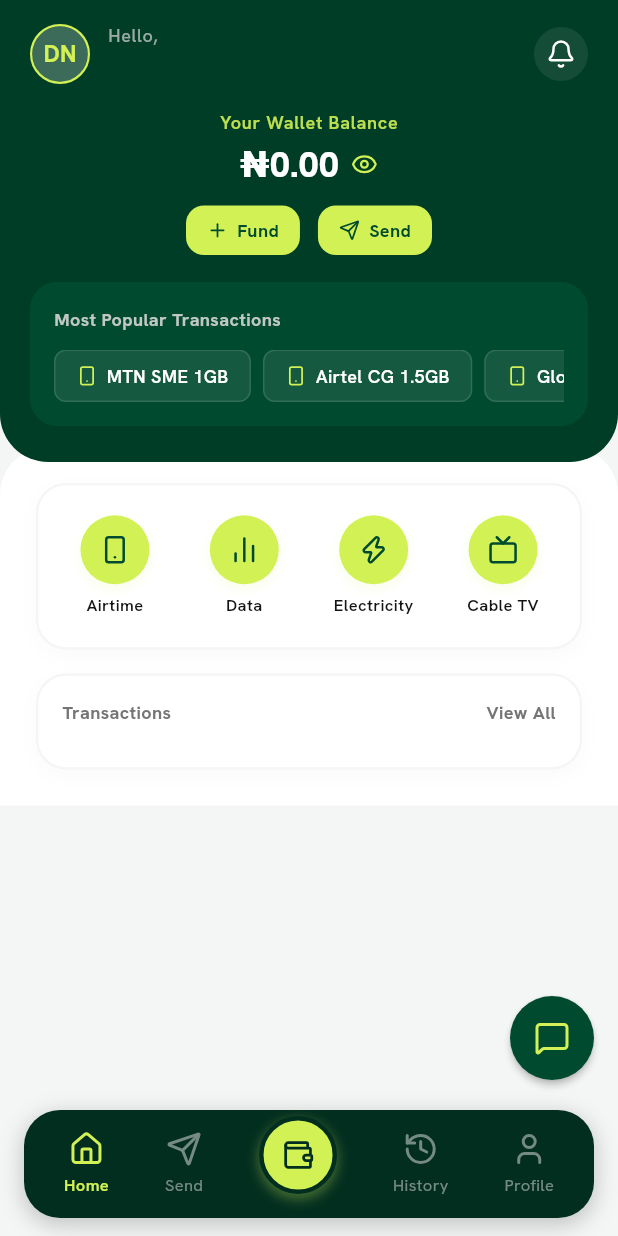
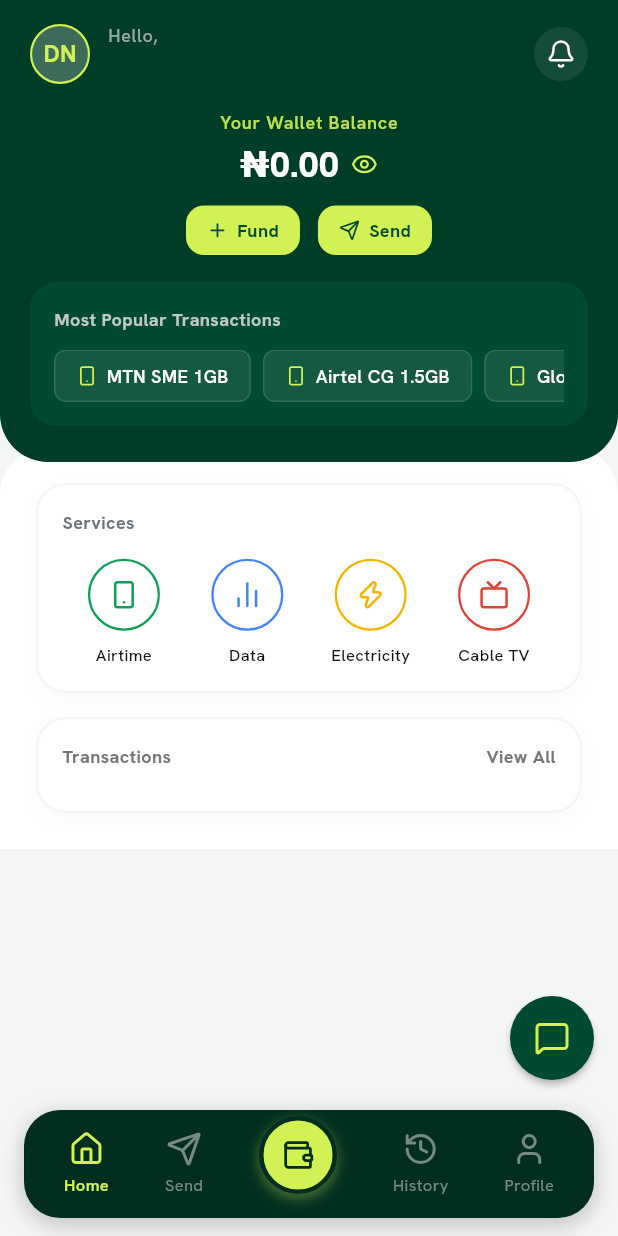
Before and after one commit to odufu/paylens, a Flutter app: the screen it shows once a user with an empty profile is signed in, on a phone screen of 412 x 824 dp. Run offline on Flutter 3.47's test engine with Material 3 defaults, Android fonts, the phone set to English and light mode, and no system bars; our stand-ins replace get_it, google_fonts, google_sign_in, image_picker, lucide_icons_flutter, shared_preferences and 1 more; accounts and stored records are empty; network calls fail.

Commit message:
redesign the services card

```diff
--- a/lib/features/dashboard/presentation/pages/dashboard_screen.dart
+++ b/lib/features/dashboard/presentation/pages/dashboard_screen.dart
@@ -358,12 +358,19 @@ class DashboardScreen extends StatelessWidget {
                               ),
                             ],
                           ),
-                          padding: const EdgeInsets.symmetric(
-                            vertical: 20,
-                            horizontal: 8,
-                          ),
+                          padding: const EdgeInsets.all(16),
                           child: Column(
+                            crossAxisAlignment: CrossAxisAlignment.start,
                             children: [
+                              const Text(
+                                'Services',
+                                style: TextStyle(
+                                  fontSize: 12,
+                                  fontWeight: FontWeight.bold,
+                                  color: AppColors.textGrey,
+                                ),
+                              ),
+                              const SizedBox(height: 16),
                               Row(
                                 mainAxisAlignment: MainAxisAlignment.spaceAround,
                                 children: [
@@ -371,7 +378,7 @@ class DashboardScreen extends StatelessWidget {
                                     context,
                                     icon: LucideIcons.smartphone,
                                     label: 'Airtime',
-                                    color: Colors.green.shade400,
+                                    color: const Color(0xFF0F9D58),
                                     onTap: () => Navigator.of(context).push(
                                       MaterialPageRoute(
                                         builder: (_) =>
@@ -383,7 +390,7 @@ class DashboardScreen extends StatelessWidget {
                                     context,
                                     icon: LucideIcons.barChart2,
                                     label: 'Data',
-                                    color: Colors.red.shade400,
+                                    color: const Color(0xFF4285F4),
                                     onTap: () => Navigator.of(context).push(
                                       MaterialPageRoute(
                                         builder: (_) =>
@@ -395,7 +402,7 @@ class DashboardScreen extends StatelessWidget {
                                     context,
                                     icon: LucideIcons.zap,
                                     label: 'Electricity',
-                                    color: Colors.blue.shade400,
+                                    color: const Color(0xFFF4B400),
                                     onTap: () => Navigator.of(context).push(
                                       MaterialPageRoute(
                                         builder: (_) => const ElectricityScreen(),
@@ -406,7 +413,7 @@ class DashboardScreen extends StatelessWidget {
                                     context,
                                     icon: LucideIcons.tv,
                                     label: 'Cable TV',
-                                    color: Colors.orange.shade400,
+                                    color: const Color(0xFFDB4437),
                                     onTap: () => Navigator.of(context).push(
                                       MaterialPageRoute(
                                         builder: (_) => const CableTvScreen(),
@@ -598,37 +605,40 @@ class DashboardScreen extends StatelessWidget {
     return GestureDetector(
       onTap: onTap,
       child: SizedBox(
-        width: 68,
+        width: 72,
         child: Column(
           mainAxisSize: MainAxisSize.min,
           children: [
             Container(
-              width: 46,
-              height: 46,
+              width: 48,
+              height: 48,
               decoration: BoxDecoration(
                 shape: BoxShape.circle,
-                color: AppColors.accentLime,
-                boxShadow: [
-                  BoxShadow(
-                    color: AppColors.accentLime.withOpacity(0.15),
-                    blurRadius: 6,
-                    offset: const Offset(0, 3),
-                  ),
-                ],
+                color: Colors.transparent,
+                border: Border.all(
+                  color: color,
+                  width: 1.5,
+                ),
               ),
-              child: Icon(icon, color: AppColors.primaryForest, size: 20),
+              child: Center(
+                child: Icon(
+                  icon,
+                  color: color,
+                  size: 20,
+                ),
+              ),
             ),
-            const SizedBox(height: 6),
+            const SizedBox(height: 8),
             Text(
               label,
               textAlign: TextAlign.center,
-              maxLines: 2,
+              maxLines: 1,
               overflow: TextOverflow.ellipsis,
               style: TextStyle(
                 color: Theme.of(context).brightness == Brightness.dark
                     ? const Color(0xFFF0F4F2)
                     : AppColors.textDark,
-                fontWeight: FontWeight.w600,
+                fontWeight: FontWeight.w500,
                 fontSize: 11,
               ),
             ),
```
